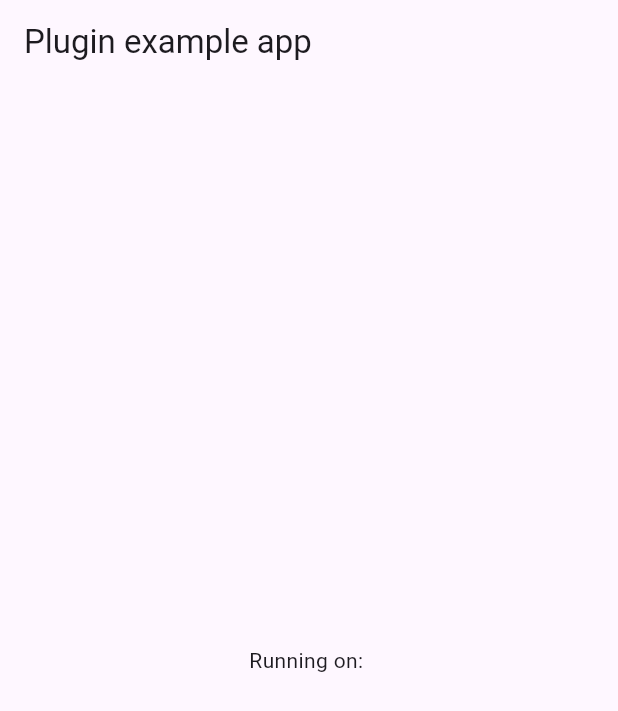
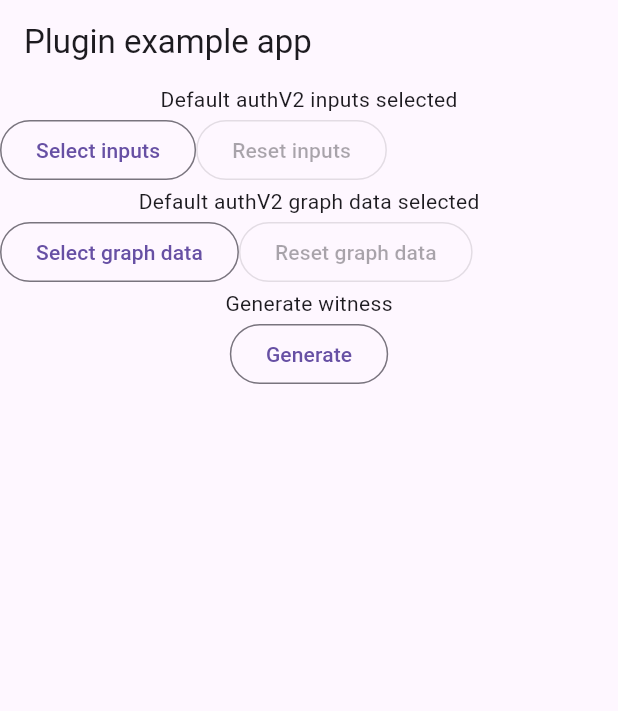
Before and after one commit to iden3/circom-witnesscalc-flutter, a Flutter app: the screen it shows after launch, on a phone screen of 412 x 824 dp. Shown: the top 711 px of the screen. Run offline on Flutter 3.47's test engine with Material 3 defaults, Android fonts, the phone set to English and light mode, and no system bars; our stand-ins replace file_picker, plugin_platform_interface, share_plus.

Commit message:
Made example app.

```diff
--- a/example/lib/main.dart
+++ b/example/lib/main.dart
@@ -1,8 +1,11 @@
+import 'dart:convert';
+
+import 'package:file_picker/file_picker.dart';
 import 'package:flutter/material.dart';
-import 'dart:async';
 
 import 'package:flutter/services.dart';
 import 'package:circom_witnesscalc/circom_witnesscalc.dart';
+import 'package:share_plus/share_plus.dart';
 
 void main() {
   runApp(const MyApp());
@@ -18,22 +21,193 @@ class MyApp extends StatefulWidget {
 class _MyAppState extends State<MyApp> {
   final _circomWitnesscalcPlugin = CircomWitnesscalc();
 
+  String? _inputsUri;
+  String? _inputs;
+  String? _graphDataUri;
+  Uint8List? _graphData;
+
+  Uint8List? _witness;
+  int _timestamp = 0;
+  String _errorMessage = "";
+
   @override
   void initState() {
     super.initState();
+
+    WidgetsBinding.instance.addPostFrameCallback((_) async {
+      _inputs = await rootBundle.loadString("assets/authV2_inputs.json");
+      _graphData =
+          (await rootBundle.load("assets/authV2.wcd")).buffer.asUint8List();
+    });
   }
 
   @override
   Widget build(BuildContext context) {
+    final customInputsUri = _inputsUri;
+    final hasCustomInputsUri = customInputsUri != null;
+    final customGraphDataUri = _graphDataUri;
+    final hasCustomGraphUri = customGraphDataUri != null;
+
+    final String result;
+    if (_errorMessage.isNotEmpty) {
+      result = "Error: $_errorMessage";
+    } else if (_witness != null) {
+      result = ("Witness generated in $_timestamp millis");
+    } else {
+      result = "Generate witness";
+    }
+
     return MaterialApp(
       home: Scaffold(
         appBar: AppBar(
           title: const Text('Plugin example app'),
         ),
-        body: Center(
-          child: Text('Running on: '),
+        body: Column(
+          crossAxisAlignment: CrossAxisAlignment.center,
+          children: [
+            Text(
+              customInputsUri != null
+                  ? "Custom inputs from $customInputsUri"
+                  : "Default authV2 inputs selected",
+            ),
+            Row(
+              children: [
+                OutlinedButton(
+                  onPressed: () async {
+                    final result = await FilePicker.platform.pickFiles(
+                      allowMultiple: false,
+                      allowedExtensions: ["json"],
+                    );
+
+                    final file = result?.files.first;
+                    if (file == null) {
+                      return;
+                    }
+
+                    setState(() {
+                      _inputs = const Utf8Decoder().convert(file.bytes!);
+                      _inputsUri = file.path ?? file.name;
+                    });
+                  },
+                  child: const Text(
+                    "Select inputs",
+                  ),
+                ),
+                OutlinedButton(
+                  onPressed: hasCustomInputsUri ? resetInputs : null,
+                  child: const Text(
+                    "Reset inputs",
+                  ),
+                ),
+              ],
+            ),
+            Text(
+              customGraphDataUri != null
+                  ? "Custom graph data from $customGraphDataUri"
+                  : "Default authV2 graph data selected",
+            ),
+            Row(
+              children: [
+                OutlinedButton(
+                  onPressed: () async {
+                    final result = await FilePicker.platform.pickFiles(
+                      allowMultiple: false,
+                      allowedExtensions: ["wcd"],
+                    );
+
+                    final file = result?.files.first;
+                    if (file == null) {
+                      return;
+                    }
+
+                    setState(() {
+                      _graphData = file.bytes;
+                      _graphDataUri = file.path ?? file.name;
+                    });
+                  },
+                  child: const Text(
+                    "Select graph data",
+                  ),
+                ),
+                OutlinedButton(
+                  onPressed: hasCustomGraphUri ? resetGraphData : null,
+                  child: const Text(
+                    "Reset graph data",
+                  ),
+                ),
+              ],
+            ),
+            Text(result),
+            OutlinedButton(
+              onPressed: onGenerate,
+              child: const Text(
+                "Generate",
+              ),
+            ),
+            if (_witness != null)
+              OutlinedButton(
+                onPressed: onShare,
+                child: const Text(
+                  "Share",
+                ),
+              ),
+          ],
         ),
       ),
     );
   }
+
+  void resetInputs() {
+    setState(() {
+      _inputs = null;
+      _inputsUri = null;
+    });
+  }
+
+  void resetGraphData() {
+    setState(() {
+      _graphData = null;
+      _graphDataUri = null;
+    });
+  }
+
+  Future<void> onGenerate() async {
+    _witness = null;
+    if (_inputs == null || _graphData == null) {
+      return;
+    }
+
+    final stopwatch = Stopwatch()..start();
+    try {
+      final witness = await _circomWitnesscalcPlugin.calculateWitness(
+        inputs: _inputs!,
+        graphData: _graphData!,
+      );
+
+      setState(() {
+        _witness = witness;
+        _timestamp = stopwatch.elapsedMilliseconds;
+        _errorMessage = "";
+      });
+    } on PlatformException catch (e) {
+      setState(() {
+        _errorMessage = e.message ?? "Unknown error";
+      });
+    } finally {
+      stopwatch.stop();
+    }
+  }
+
+  void onShare() {
+    if (_witness == null) {
+      return;
+    }
+
+    Share.shareXFiles(
+      [
+        XFile.fromData(_witness!, name: "witness.wtns"),
+      ],
+      text: "Witness generated in $_timestamp millis",
+    );
+  }
 }
```
Also changed, not shown: example/assets/authV2_inputs.json (added, +1 -0 lines), example/pubspec.yaml (+7 -1 lines), example/pubspec.lock, 8 other files.
